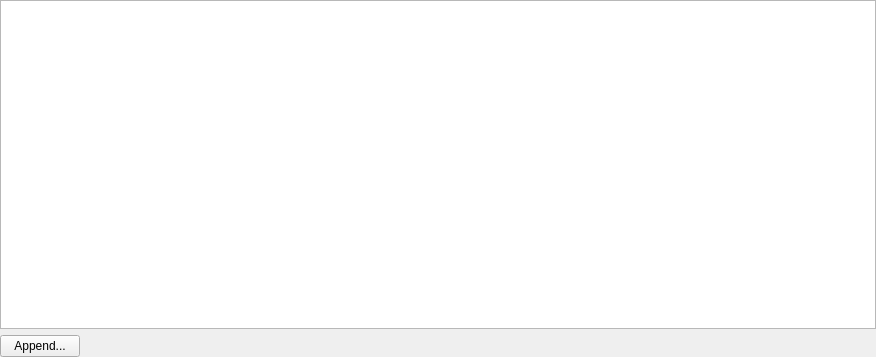
Qt form ilastik/applets/dataSelection/dataDetailViewerWidget.ui (ilastik/ilastik) before a commit.
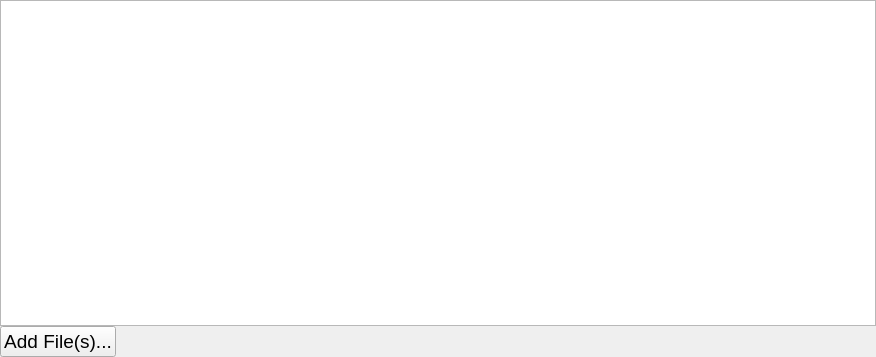
The same form after that commit. Custom widgets are drawn as their Qt base class.

Commit message: DataSelection: Re-name and emphasize 'add files' button

Diff of the .ui file:
```diff
--- a/ilastik/applets/dataSelection/dataDetailViewerWidget.ui
+++ b/ilastik/applets/dataSelection/dataDetailViewerWidget.ui
@@ -14,6 +14,9 @@
    <string>Form</string>
   </property>
   <layout class="QVBoxLayout" name="verticalLayout">
+   <property name="spacing">
+    <number>0</number>
+   </property>
    <property name="margin">
     <number>0</number>
    </property>
@@ -24,8 +27,13 @@
     <layout class="QHBoxLayout" name="horizontalLayout">
      <item>
       <widget class="QPushButton" name="appendButton">
+       <property name="font">
+        <font>
+         <pointsize>14</pointsize>
+        </font>
+       </property>
        <property name="text">
-        <string>Append...</string>
+        <string>Add File(s)...</string>
        </property>
       </widget>
      </item>
```
The commit also changes 1 other file.
